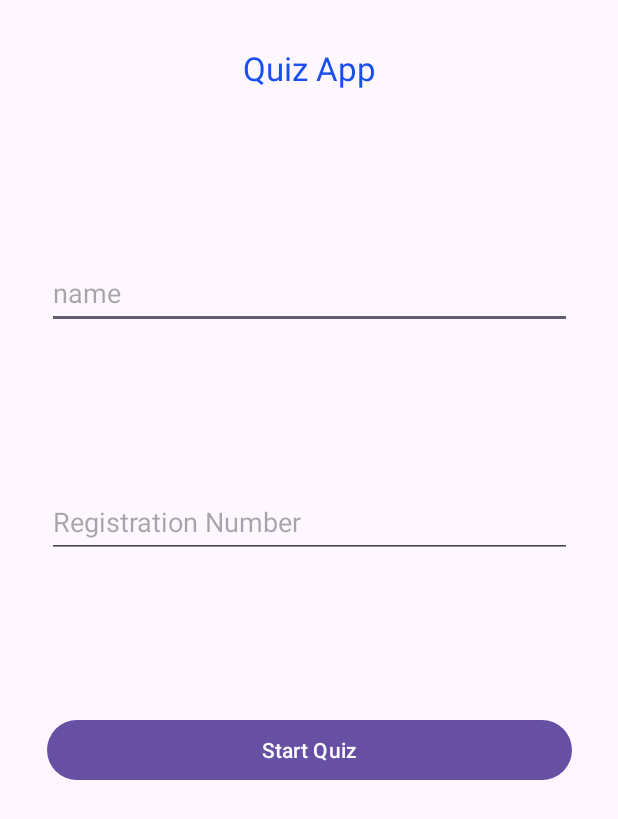
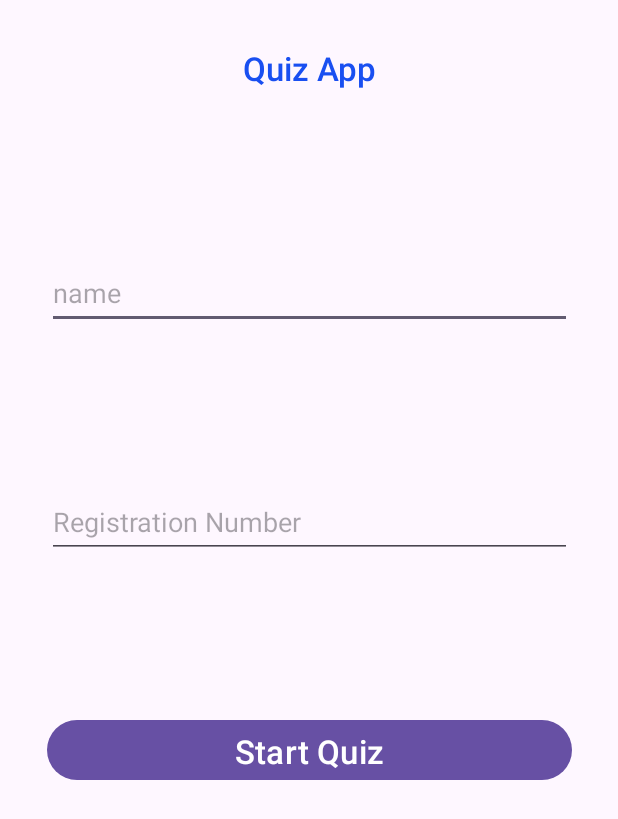
Before and after one commit to vasantha26/QuizApp, an Android app: the screen it shows after launch (MainActivity), on a phone screen of 412 x 824 dp. Shown: the top 819 px of the screen. Run offline under Robolectric (Android 15) with nearby library versions, the phone set to English and light mode, and no system bars; our stand-ins replace Room's generated code.

```diff
--- a/app/src/main/java/com/example/quizapp/AppDatabase.kt
+++ b/app/src/main/java/com/example/quizapp/AppDatabase.kt
@@ -9,7 +9,7 @@ import androidx.sqlite.db.SupportSQLiteDatabase
 import kotlin.concurrent.Volatile
 
 
-@Database(entities = [Result::class], version = 4)
+@Database(entities = [Result::class], version = 5)
 abstract class AppDatabase : RoomDatabase() {
     abstract fun questionDao(): QuestionDao
 
--- a/app/src/main/java/com/example/quizapp/MainActivity.kt
+++ b/app/src/main/java/com/example/quizapp/MainActivity.kt
@@ -43,11 +43,17 @@ class MainActivity : AppCompatActivity() {
         viewModel = ViewModelProvider(this)[QuizViewModel::class.java]
 
 
-        val userName = editText?.text
-        val idName = editText1?.text
+
+
+
+
 
 
         button?.setOnClickListener {
+
+            val userName: String = editText?.text.toString()
+            val idName: String = editText1?.text.toString()
+
 
             makeRequest()
 
@@ -74,15 +80,17 @@ class MainActivity : AppCompatActivity() {
         GlobalScope.launch {
             api.getQuestions(
                 15,
-                9,
+                27,
                 applicationContext.getString(R.string.easy),
                 applicationContext.getString(R.string.b)
             ).enqueue(object :
                 Callback<QuizModel> {
                 override fun onResponse(call: Call<QuizModel>, response: Response<QuizModel>) {
-                    Log.d("TAG", "  response >>>  " + Gson().toJson(response))
+
                     if (response.isSuccessful) {
                         val questions = response.body()?.results?.map { question ->
+//                            Log.d("TAG" ," response question >>> " + Gson().toJson(question))
+
                             Result(
                                 category = question.category,
                                 type = question.type,
@@ -101,7 +109,6 @@ class MainActivity : AppCompatActivity() {
                 }
 
                 override fun onFailure(call: Call<QuizModel>, t: Throwable) {
-                    Log.d("TAG", "  response >>>1  " + t.message)
                 }
             })
         }
--- a/app/src/main/java/com/example/quizapp/QuestionDao.kt
+++ b/app/src/main/java/com/example/quizapp/QuestionDao.kt
@@ -11,8 +11,13 @@ import androidx.room.Query
 interface QuestionDao {
 
     @Query("SELECT * FROM question_table")
-    fun getAllQuestions(): LiveData<List<Result>>
+    fun getAllQuestions(): List<Result>
 
     @Insert(onConflict = OnConflictStrategy.REPLACE)
     fun insertQuestions(questions: List<Result>)
+
+    @Query("DELETE FROM question_table")
+    fun deleteAll()
+
+
 }
--- a/app/src/main/java/com/example/quizapp/QuizRepository.kt
+++ b/app/src/main/java/com/example/quizapp/QuizRepository.kt
@@ -11,13 +11,15 @@ import kotlinx.coroutines.launch
 class QuizRepository(application: Application) {
 
     private var questionDao: QuestionDao
-    private var quizResponse: LiveData<List<Result>>
     private val database: AppDatabase
+    private var quizResponseList: List<Result>
+
 
     init {
         database = AppDatabase.getInstance(application)
         questionDao = database.questionDao()
-        quizResponse = questionDao.getAllQuestions()
+        quizResponseList = questionDao.getAllQuestions()
+
     }
 
     @OptIn(DelicateCoroutinesApi::class)
@@ -28,9 +30,11 @@ class QuizRepository(application: Application) {
     }
 
 
-    fun getAllCats(): LiveData<List<Result>> {
-        return quizResponse
+    fun quizResponseListResult(): List<Result> {
+        return quizResponseList
     }
 
 
+    fun deleteList() = questionDao.deleteAll()
+
 }
--- a/app/src/main/java/com/example/quizapp/QuizViewModel.kt
+++ b/app/src/main/java/com/example/quizapp/QuizViewModel.kt
@@ -8,15 +8,18 @@ import androidx.lifecycle.LiveData
 class QuizViewModel(application: Application) : AndroidViewModel(application) {
 
     private val repository: QuizRepository
-    private var questionEntity: LiveData<List<Result>>
+    private var quizResponseList: List<Result>
 
     init {
         repository = QuizRepository(application)
-        questionEntity = repository.getAllCats()
+        quizResponseList = repository.quizResponseListResult()
     }
 
 
-    fun getAllQuizes(): LiveData<List<Result>> {
-        return questionEntity
+    fun getAllQuizesResponse(): List<Result> {
+        return quizResponseList
     }
+
+
+    fun deleteQuizList() = repository.deleteList()
 }
--- a/app/src/main/java/com/example/quizapp/ResultActivity.kt
+++ b/app/src/main/java/com/example/quizapp/ResultActivity.kt
@@ -5,8 +5,11 @@ import androidx.appcompat.app.AppCompatActivity
 import android.os.Bundle
 import android.widget.Button
 import android.widget.TextView
+import androidx.lifecycle.ViewModelProvider
 
 class ResultActivity : AppCompatActivity() {
+
+    private lateinit var viewModel: QuizViewModel
 
     private var button: Button? = null
 
@@ -25,6 +28,8 @@ class ResultActivity : AppCompatActivity() {
         textView1 = findViewById(R.id.tvNameResult1)
         textView2 = findViewById(R.id.tvNameResult2)
 
+        viewModel = ViewModelProvider(this)[QuizViewModel::class.java]
+
 
         val intent = intent
 
@@ -41,6 +46,7 @@ class ResultActivity : AppCompatActivity() {
 
 
         button?.setOnClickListener {
+            viewModel.deleteQuizList()
             val intent = Intent(this@ResultActivity, MainActivity::class.java)
             startActivity(intent)
             finish()
--- a/app/src/main/res/layout/activity_main.xml
+++ b/app/src/main/res/layout/activity_main.xml
@@ -15,6 +15,7 @@
         android:text="@string/quiz_app"
         android:textColor="#194FF1"
         android:textSize="22sp"
+        android:fontFamily="sans-serif-medium"
         app:layout_constraintEnd_toEndOf="parent"
         app:layout_constraintStart_toStartOf="parent"
         app:layout_constraintTop_toTopOf="parent" />
@@ -28,6 +29,7 @@
         android:inputType="text"
         android:maxLength="10"
         android:maxLines="1"
+        android:textColor="#f00"
         app:layout_constraintEnd_toEndOf="parent"
         app:layout_constraintStart_toStartOf="parent"
         app:layout_constraintTop_toBottomOf="@+id/tv_app" />
@@ -41,6 +43,7 @@
         android:inputType="number"
         android:maxLength="10"
         android:maxLines="1"
+        android:textColor="#f00"
         app:layout_constraintBottom_toTopOf="@+id/bv_start_quiz1"
         app:layout_constraintEnd_toEndOf="parent"
         app:layout_constraintStart_toStartOf="parent"
@@ -51,7 +54,10 @@
         android:layout_width="350dp"
         android:layout_height="48dp"
         android:layout_marginBottom="300dp"
+        android:fontFamily="sans-serif-medium"
         android:text="@string/start_quiz"
+        android:textColor="@color/white"
+        android:textSize="22sp"
         app:layout_constraintBottom_toBottomOf="parent"
         app:layout_constraintEnd_toEndOf="parent"
         app:layout_constraintStart_toStartOf="parent" />
```
Also changed, not shown: app/src/main/java/com/example/quizapp/Convert.kt (+6 -3 lines), app/src/main/java/com/example/quizapp/PlayActivity.kt (+77 -45 lines), app/src/main/java/com/example/quizapp/Result.kt (+12 -7 lines).
